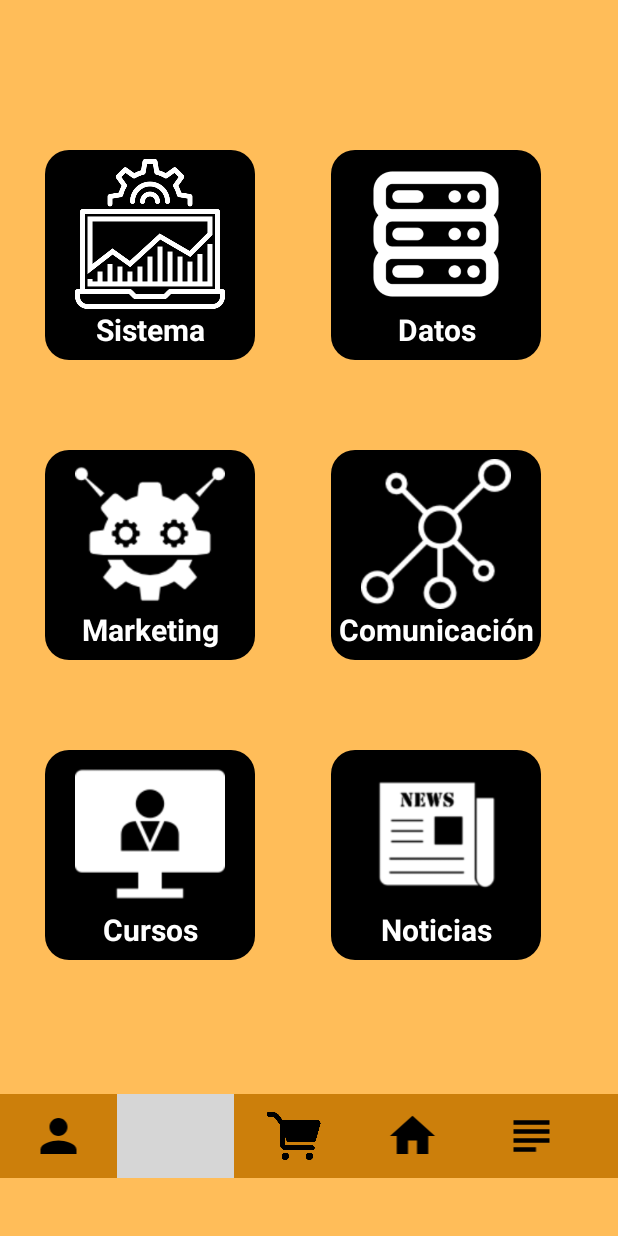
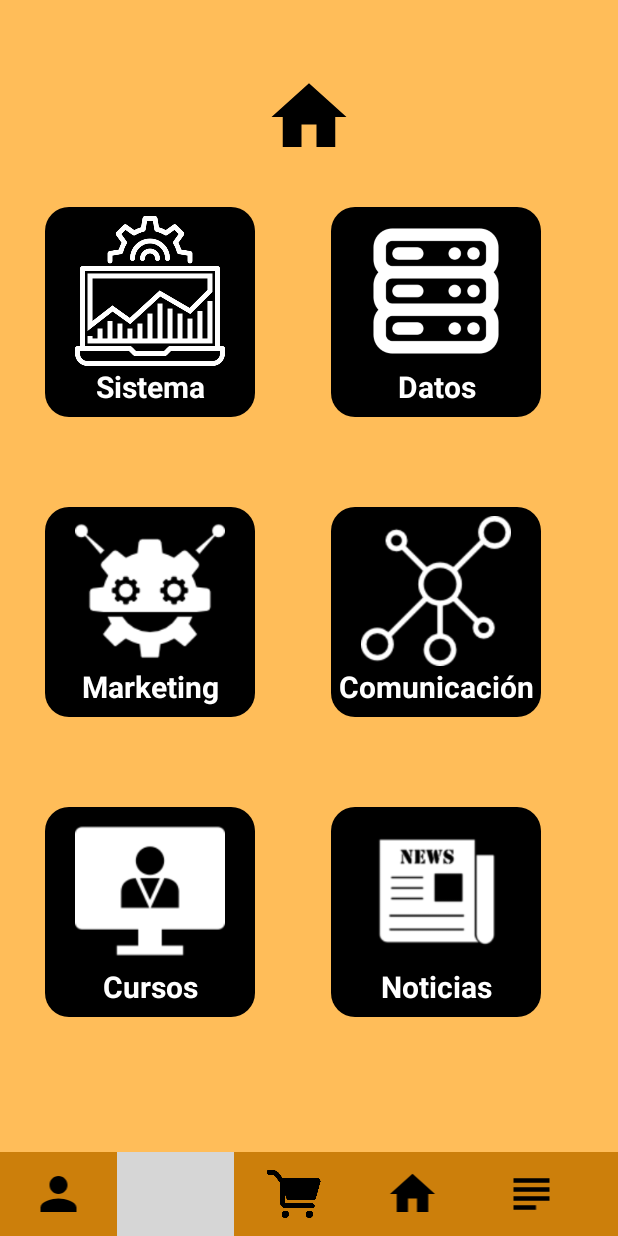
Before and after one commit to PaulHuaman696/JESFER_INC, an Android app: the screen it shows after launch (MainActivity), after a tap on "INICIAR SESIÓN", on a phone screen of 412 x 824 dp. Run offline under Robolectric (Android 15) with nearby library versions, the phone set to English and light mode, and no system bars; grey boxes are pictures that could not be loaded.

Commit message:
app-listo

```diff
--- a/app/src/main/java/com/example/jesfer_inc/LoginActivity.kt
+++ b/app/src/main/java/com/example/jesfer_inc/LoginActivity.kt
@@ -1,15 +1,18 @@
 package com.example.jesfer_inc
 
 import android.content.Intent
+import android.content.res.Configuration
 import androidx.appcompat.app.AppCompatActivity
 import android.os.Bundle
+import android.view.View
 import android.widget.Button
 
 class LoginActivity : AppCompatActivity() {
     override fun onCreate(savedInstanceState: Bundle?) {
         super.onCreate(savedInstanceState)
+
         setContentView(R.layout.activity_login)
-
+        checkOrientation(resources.configuration.orientation)
         val entramenu = findViewById<Button>(R.id.btn_entrar) //Colocas el ID del boton
         entramenu.setOnClickListener {
             entrarMenu()
@@ -19,4 +22,17 @@ class LoginActivity : AppCompatActivity() {
         val i = Intent(this, MainActivity::class.java)
         startActivity(i)
     }
+    private fun checkOrientation(orientation: Int) {
+        if (orientation == Configuration.ORIENTATION_LANDSCAPE) {
+            // Establecer el modo de pantalla completa cuando está en posición horizontal
+            window.decorView.systemUiVisibility = (
+                    View.SYSTEM_UI_FLAG_FULLSCREEN or
+                            View.SYSTEM_UI_FLAG_IMMERSIVE_STICKY or
+                            View.SYSTEM_UI_FLAG_HIDE_NAVIGATION
+                    )
+        } else {
+            // Restaurar el modo de pantalla normal en otras orientaciones
+            window.decorView.systemUiVisibility = View.SYSTEM_UI_FLAG_VISIBLE
+        }
+    }
 }
--- a/app/src/main/java/com/example/jesfer_inc/MainActivity.kt
+++ b/app/src/main/java/com/example/jesfer_inc/MainActivity.kt
@@ -1,9 +1,15 @@
 package com.example.jesfer_inc
 
+import android.content.Context
+import android.content.pm.ActivityInfo
+import android.content.res.Configuration
+import android.os.Bundle
+import android.view.Surface
+import android.view.View
+import android.view.WindowManager
+import android.widget.ImageView
 import androidx.appcompat.app.AppCompatActivity
-import android.os.Bundle
-import android.view.Gravity
-import android.widget.ImageView
+import androidx.core.content.pm.ShortcutInfoCompat
 import androidx.core.view.GravityCompat
 import androidx.drawerlayout.widget.DrawerLayout
 import com.google.android.material.navigation.NavigationView
@@ -14,7 +20,7 @@ class MainActivity : AppCompatActivity() {
     override fun onCreate(savedInstanceState: Bundle?) {
         super.onCreate(savedInstanceState)
         setContentView(R.layout.activity_main)
-
+        checkOrientation(resources.configuration.orientation)
         val drawarLayout = findViewById<DrawerLayout>(R.id.drawarLayout)
         val imgMenu = findViewById<ImageView>(R.id.imgMenu)
         val navView = findViewById<NavigationView>(R.id.navDrawar)
@@ -23,4 +29,18 @@ class MainActivity : AppCompatActivity() {
             drawarLayout.openDrawer(GravityCompat.START)
         }
     }
+    private fun checkOrientation(orientation: Int) {
+        if (orientation == Configuration.ORIENTATION_LANDSCAPE) {
+            // Establecer el modo de pantalla completa cuando está en posición horizontal
+            window.decorView.systemUiVisibility = (
+                    View.SYSTEM_UI_FLAG_FULLSCREEN or
+                            View.SYSTEM_UI_FLAG_IMMERSIVE_STICKY or
+                            View.SYSTEM_UI_FLAG_HIDE_NAVIGATION
+                    )
+        } else {
+            // Restaurar el modo de pantalla normal en otras orientaciones
+            window.decorView.systemUiVisibility = View.SYSTEM_UI_FLAG_VISIBLE
+        }
+    }
+
 }
--- a/app/src/main/java/com/example/jesfer_inc/SplashActivity.kt
+++ b/app/src/main/java/com/example/jesfer_inc/SplashActivity.kt
@@ -1,9 +1,11 @@
 package com.example.jesfer_inc
 
 import android.content.Intent
+import android.content.res.Configuration
 import androidx.appcompat.app.AppCompatActivity
 import android.os.Bundle
 import android.os.Handler
+import android.view.View
 import android.view.animation.Animation
 import android.view.animation.AnimationUtils
 import androidx.activity.result.contract.ActivityResultContracts
@@ -14,7 +16,7 @@ class SplashActivity : AppCompatActivity() {
     override fun onCreate(savedInstanceState: Bundle?) {
         super.onCreate(savedInstanceState)
         setContentView(R.layout.activity_splash)
-
+        checkOrientation(resources.configuration.orientation)
         @Suppress("DEPRECATION")
         Handler().postDelayed(
             {
@@ -26,7 +28,20 @@ class SplashActivity : AppCompatActivity() {
             },2500
         )
 
+    }
 
+    private fun checkOrientation(orientation: Int) {
+        if (orientation == Configuration.ORIENTATION_LANDSCAPE) {
+            // Establecer el modo de pantalla completa cuando está en posición horizontal
+            window.decorView.systemUiVisibility = (
+                    View.SYSTEM_UI_FLAG_FULLSCREEN or
+                            View.SYSTEM_UI_FLAG_IMMERSIVE_STICKY or
+                            View.SYSTEM_UI_FLAG_HIDE_NAVIGATION
+                    )
+        } else {
+            // Restaurar el modo de pantalla normal en otras orientaciones
+            window.decorView.systemUiVisibility = View.SYSTEM_UI_FLAG_VISIBLE
+        }
     }
 
 
--- a/app/src/main/res/layout-land/activity_login.xml
+++ b/app/src/main/res/layout-land/activity_login.xml
@@ -5,6 +5,7 @@
     android:layout_width="match_parent"
     android:layout_height="match_parent"
     tools:context=".LoginActivity"
+
     android:background="@color/colorPrimary">
 
     <LinearLayout
--- a/app/src/main/res/layout-land/activity_main.xml
+++ b/app/src/main/res/layout-land/activity_main.xml
@@ -12,7 +12,8 @@
         android:orientation="vertical"
         android:layout_width="match_parent"
         android:layout_height="match_parent"
-        android:background="@color/colorPrimaryLight">
+        android:background="@color/colorPrimaryLight"
+        android:gravity="bottom">
 
         <TableLayout
             android:layout_width="match_parent"
@@ -20,10 +21,11 @@
             <TableRow
                 android:layout_width="match_parent"
                 android:layout_height="wrap_content"
+                android:layout_marginTop="20dp"
                 >
                 <LinearLayout
                     android:layout_width="match_parent"
-                    android:layout_height="180dp"
+                    android:layout_height="160dp"
                     android:layout_gravity="center"
                     android:orientation="horizontal">
 
@@ -110,7 +112,7 @@
                 android:layout_height="wrap_content">
                 <LinearLayout
                     android:layout_width="match_parent"
-                    android:layout_height="180dp"
+                    android:layout_height="160dp"
                     android:orientation="horizontal">
 
                     <LinearLayout
@@ -193,7 +195,7 @@
         <LinearLayout
             android:orientation="horizontal"
             android:layout_width="match_parent"
-            android:layout_height="?actionBarSize"
+            android:layout_height="60dp"
             android:layout_gravity="center"
             android:background="@color/colorPrimary">
 
@@ -240,9 +242,6 @@
                 android:background="@color/colorPrimary"
                 android:layout_height="match_parent"/>
 
-
-
-
         </LinearLayout>
 
 
--- a/app/src/main/res/layout/activity_main.xml
+++ b/app/src/main/res/layout/activity_main.xml
@@ -12,12 +12,16 @@
         android:orientation="vertical"
         android:layout_width="match_parent"
         android:layout_height="match_parent"
-        android:background="@color/colorPrimaryLight">
-
+        android:background="@color/colorPrimaryLight"
+        android:gravity="bottom">
+        <ImageView
+            android:layout_width="60dp"
+            android:layout_height="60dp"
+            android:layout_gravity="center"
+            android:src="@drawable/baseline_home_25"/>
         <TableLayout
             android:layout_width="match_parent"
-            android:layout_height="729dp"
-            android:paddingTop="70dp">
+            android:layout_height="660dp">
             <TableRow
                 android:layout_width="match_parent"
                 android:layout_height="wrap_content"
```
